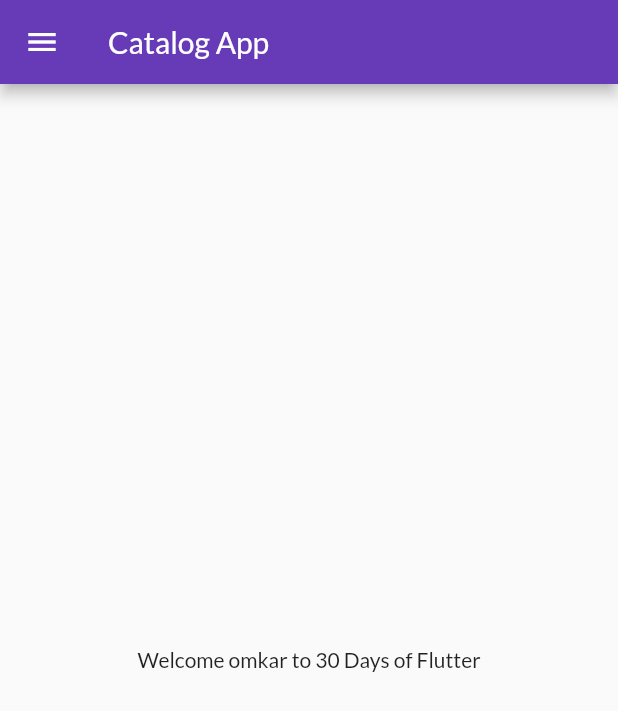
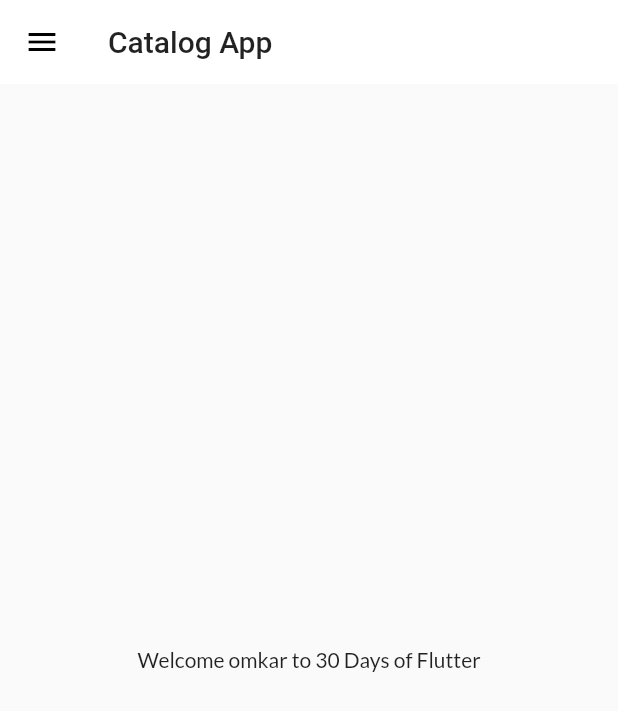
Before and after one commit to omkarbhor29/-30Days-Of-Flutter, a Flutter app: the screen it shows after launch, on a phone screen of 412 x 824 dp. Shown: the top 711 px of the screen. Run offline on Flutter 3.47's test engine with Material 2 defaults, Android fonts, the phone set to English and light mode, and no system bars; our stand-ins replace google_fonts.

Commit message:
theme extracted

```diff
--- a/lib/main.dart
+++ b/lib/main.dart
@@ -1,9 +1,8 @@
 import 'package:first_app/pages/home_page.dart';
 import 'package:first_app/pages/login_page.dart';
 import 'package:first_app/utils/routes.dart';
+import 'package:first_app/widgets/themes.dart';
 import 'package:flutter/material.dart';
-import 'package:google_fonts/google_fonts.dart';
-import 'package:google_fonts/google_fonts.dart';
 
 void main() {
   runApp(MyApp());
@@ -16,13 +15,8 @@ class MyApp extends StatelessWidget {
       // home: LoginPage(),
       debugShowCheckedModeBanner: false,
       themeMode: ThemeMode.light,
-      theme: ThemeData(
-        primarySwatch: Colors.deepPurple,
-        fontFamily: GoogleFonts.lato().fontFamily,
-      ),
-      darkTheme: ThemeData(
-        brightness: Brightness.dark,
-      ),
+      theme: MyTheme.lightTheme(context),
+      darkTheme: MyTheme.darkTheme(context),
       initialRoute: MyRoutes.homeRoute,
       routes: {
         "/": (context) => LoginPage(),
--- /dev/null
+++ b/lib/widgets/themes.dart
@@ -0,0 +1,18 @@
+import 'package:flutter/material.dart';
+import 'package:google_fonts/google_fonts.dart';
+
+class MyTheme {
+  static ThemeData lightTheme(BuildContext context) => ThemeData(
+      primarySwatch: Colors.deepPurple,
+      fontFamily: GoogleFonts.lato().fontFamily,
+      appBarTheme: AppBarTheme(
+        color: Colors.white,
+        elevation: 0.0,
+        iconTheme: IconThemeData(color: Colors.black),
+        textTheme: Theme.of(context).textTheme,
+      ));
+
+  static ThemeData darkTheme(BuildContext context) => ThemeData(
+        brightness: Brightness.dark,
+      );
+}
```
